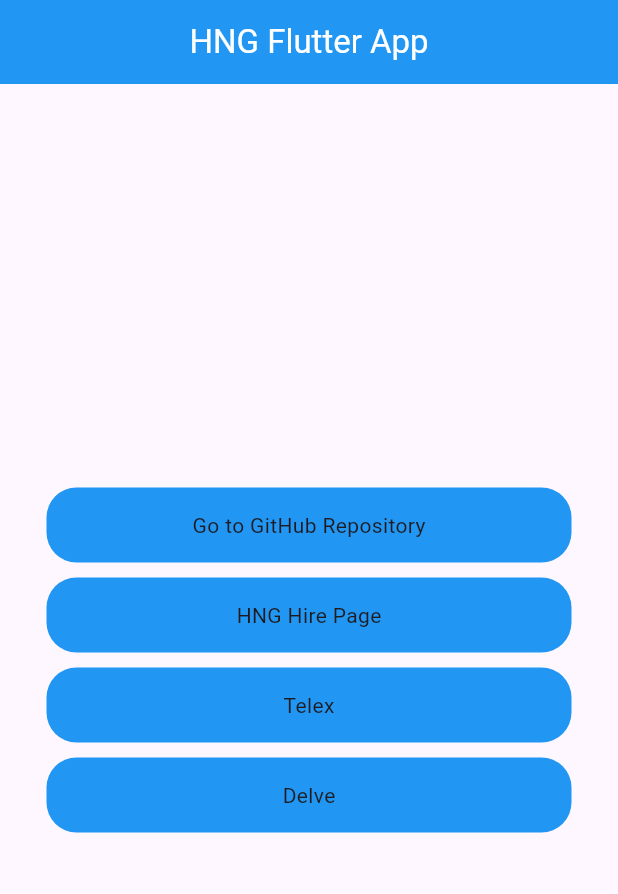
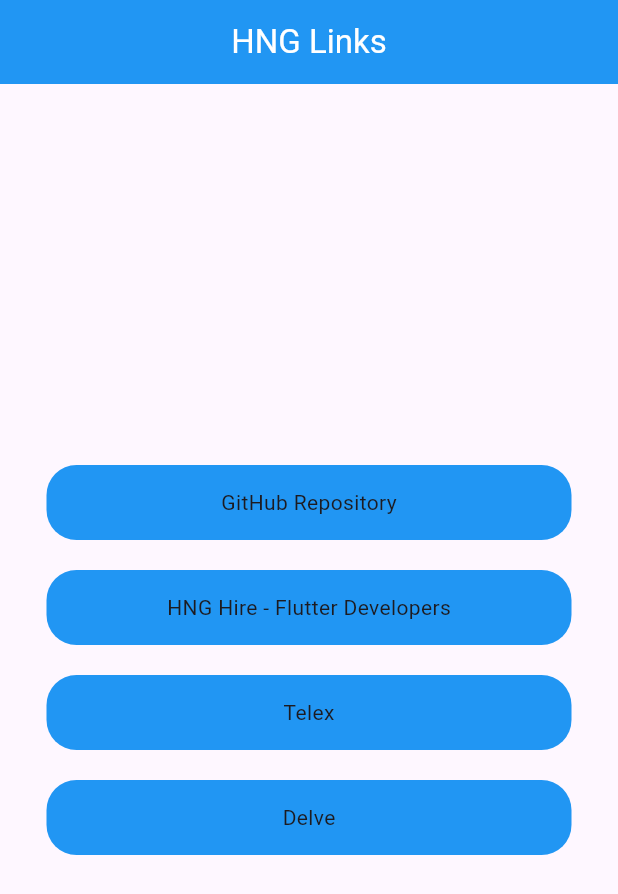
Before and after one commit to Jessetwo/HNGlinks, a Flutter app: the screen it shows after launch, after a tap on "Telex", on a phone screen of 412 x 824 dp. Shown: the top 894 px of the screen. Run offline on Flutter 3.47's test engine with Material 3 defaults, Android fonts, the phone set to English and light mode, and no system bars.

Commit message:
Update home_page.dart

```diff
--- a/hng/lib/home_page.dart
+++ b/hng/lib/home_page.dart
@@ -1,20 +1,17 @@
 import 'package:flutter/material.dart';
+import 'package:flutter/services.dart';
 import 'package:hng/button.dart';
-import 'package:url_launcher/url_launcher.dart';
 
 class HomePage extends StatelessWidget {
-  final String githubRepo = 'https://github.com/Jessetwo/HNGlinks';
-  final String hngHirePage = 'https://hng.tech/hire';
-  final String telex = 'https://hng.tech/telex';
-  final String delve = 'https://hng.tech/delve';
-
   const HomePage({super.key});
 
-  void _launchURL(String url) async {
-    if (await canLaunch(url)) {
-      await launch(url);
-    } else {
-      throw 'Could not launch $url';
+  Future<void> openLink(String url) async {
+    try {
+      // Using platform channel to communicate with Android native code
+      const platform = MethodChannel('com.example.hng/browser');
+      await platform.invokeMethod('openBrowser', {'url': url});
+    } on PlatformException catch (e) {
+      debugPrint('Failed to open link: ${e.message}');
     }
   }
 
@@ -23,34 +20,38 @@ class HomePage extends StatelessWidget {
     return Scaffold(
       appBar: AppBar(
         title: const Text(
-          'HNG Flutter App',
+          'HNG Links',
           style: TextStyle(color: Colors.white),
         ),
+        centerTitle: true,
         backgroundColor: Colors.blue,
-        centerTitle: true,
       ),
       body: Center(
         child: Column(
           mainAxisAlignment: MainAxisAlignment.center,
           children: [
             MyButton(
-              onTap: () => _launchURL(githubRepo),
-              title: ('Go to GitHub Repository'),
+              title: 'GitHub Repository',
+              url: 'https://github.com/Jessetwo/HNGlinks',
+              onTap: () => openLink('https://github.com/Jessetwo/HNGlinks'),
             ),
-            const SizedBox(height: 10),
+            const SizedBox(height: 20),
             MyButton(
-              onTap: () => _launchURL(hngHirePage),
-              title: ('HNG Hire Page'),
+              title: 'HNG Hire - Flutter Developers',
+              url: 'https://hng.tech/hire/flutter',
+              onTap: () => openLink('https://hng.tech/hire/flutter'),
             ),
-            const SizedBox(height: 10),
+            const SizedBox(height: 20),
             MyButton(
-              onTap: () => _launchURL(telex),
-              title: ('Telex'),
+              title: 'Telex',
+              url: 'https://telex.hng.tech',
+              onTap: () => openLink('https://telex.hng.tech'),
             ),
-            const SizedBox(height: 10),
+            const SizedBox(height: 20),
             MyButton(
-              onTap: () => _launchURL(delve),
-              title: ('Delve'),
+              title: 'Delve',
+              url: 'https://delve.hng.tech',
+              onTap: () => openLink('https://delve.hng.tech'),
             ),
           ],
         ),
```
